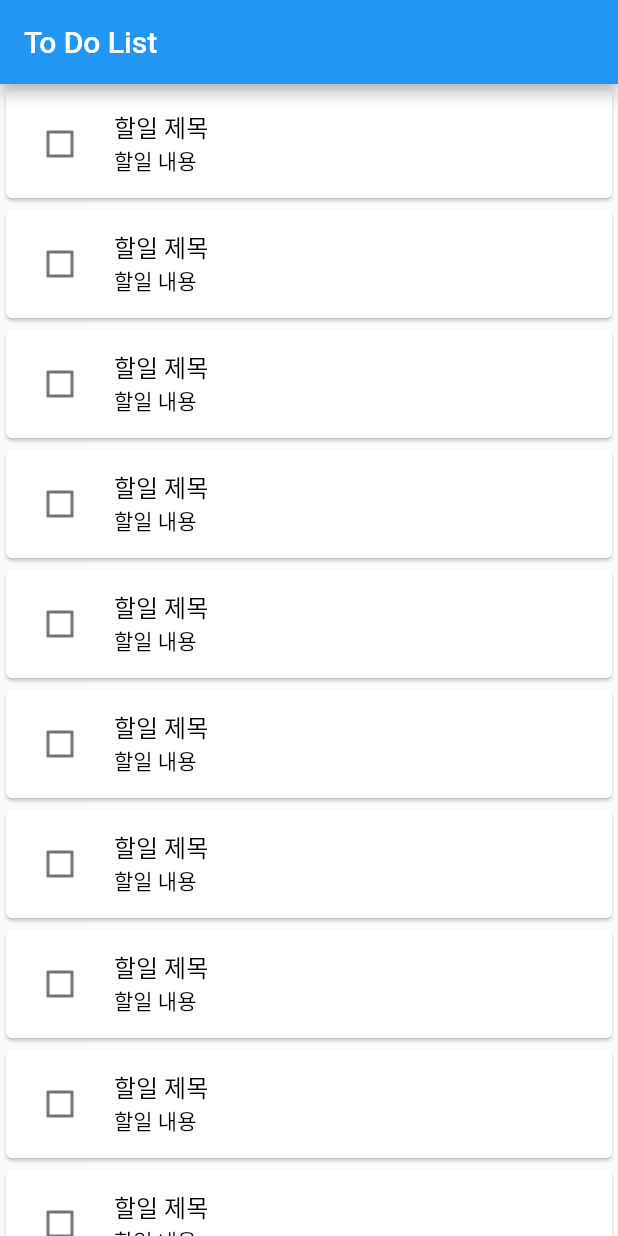
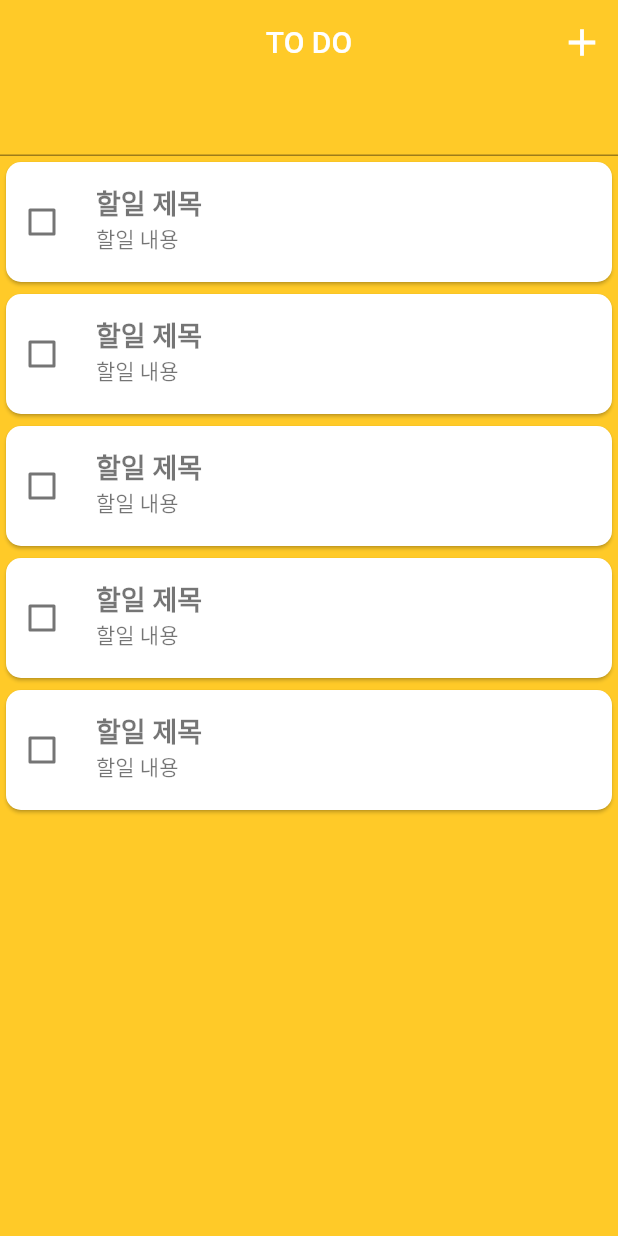
Before and after one commit to dctsky/SSAC_ToDoList, a Flutter app: the screen it shows after launch, on a phone screen of 412 x 824 dp. Run offline on Flutter 3.47's test engine with Material 2 defaults, Android fonts, the phone set to English and light mode, and no system bars.

```diff
--- a/lib/ui/list_page.dart
+++ b/lib/ui/list_page.dart
@@ -1,4 +1,5 @@
 import 'package:flutter/material.dart';
+import 'package:flutter_to_do_list/widget/to_do_tile.dart';
 
 class ListPage extends StatefulWidget {
   @override
@@ -7,47 +8,49 @@ class ListPage extends StatefulWidget {
 
 class _ListPageState extends State<ListPage> {
   bool _isChecked = false;
+  List<Widget> _items = [];
 
   @override
   Widget build(BuildContext context) {
     return Scaffold(
-      appBar: AppBar(
-        title: Text('To Do List'),
-      ),
+      backgroundColor: Colors.amber[400],
+      appBar: _buildAppBar(),
       body: _buildBody(),
     );
   }
 
   _buildBody() {
-    return ListView.builder(
-      itemBuilder: (context, index) {
-        return Card(
-            child: CheckboxListTile(
-          value: _isChecked,
-          onChanged: (bool value) {
-            setState(() {
-              _isChecked = value;
-            });
+    return CustomScrollView(
+      slivers: [
+        SliverToBoxAdapter(
+          child: TextField(),
+        ),
+        SliverList(
+          delegate: SliverChildBuilderDelegate((context, index) => ToDoTile(),
+              childCount: 5),
+        ),
+      ],
+    );
+  }
+
+  _buildAppBar() {
+    return AppBar(
+      title: Text("TO DO"),
+      centerTitle: true,
+      backgroundColor: Colors.amber[400],
+      elevation: 0,
+      actions: [
+        IconButton(
+          icon: Icon(
+            Icons.add,
+            size: 30,
+            color: Colors.white,
+          ),
+          onPressed: () {
+
           },
-          controlAffinity: ListTileControlAffinity.leading,
-          title: Text(
-            '할일 제목',
-            style: TextStyle(
-              color: _isChecked == true ? Colors.grey : Colors.black,
-              decoration:
-                  _isChecked == true ? TextDecoration.lineThrough : null,
-            ),
-          ),
-          subtitle: Text(
-            '할일 내용',
-            style: TextStyle(
-              color: _isChecked == true ? Colors.grey : Colors.black,
-              decoration:
-                  _isChecked == true ? TextDecoration.lineThrough : null,
-            ),
-          ),
-        ));
-      },
+        ),
+      ],
     );
   }
 }
--- /dev/null
+++ b/lib/widget/to_do_tile.dart
@@ -0,0 +1,46 @@
+import 'package:flutter/material.dart';
+
+class ToDoTile extends StatefulWidget {
+  @override
+  _ToDoTileState createState() => _ToDoTileState();
+}
+
+class _ToDoTileState extends State<ToDoTile> {
+  bool _isChecked = false;
+
+  @override
+  Widget build(BuildContext context) {
+    return Card(
+        shape:
+            RoundedRectangleBorder(borderRadius: BorderRadius.circular(10.0)),
+        child: CheckboxListTile(
+          activeColor: Colors.amber,
+          contentPadding: EdgeInsets.all(4.0),
+          value: _isChecked,
+          onChanged: (bool value) {
+            setState(() {
+              _isChecked = value;
+            });
+          },
+          controlAffinity: ListTileControlAffinity.leading,
+          title: Text(
+            '할일 제목',
+            style: TextStyle(
+              color: _isChecked == true ? Colors.grey[350] : Colors.black54,
+              decoration:
+                  _isChecked == true ? TextDecoration.lineThrough : null,
+              fontSize: 18,
+              fontWeight: FontWeight.bold,
+            ),
+          ),
+          subtitle: Text(
+            '할일 내용',
+            style: TextStyle(
+              color: _isChecked == true ? Colors.grey[350] : Colors.black54,
+              decoration:
+                  _isChecked == true ? TextDecoration.lineThrough : null,
+            ),
+          ),
+        ));
+  }
+}
```
